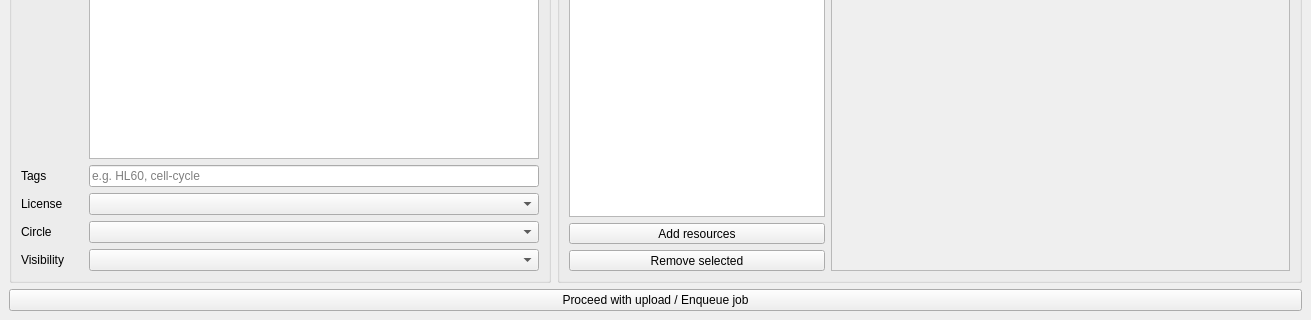
The window that dcoraid/gui/upload/dlg_upload.ui (DCOR-dev/DCOR-Aid) describes before a commit, drawn with Qt 5; both pictures show x 0 to 1311 and y 477 to 797 of the 1311 by 797 pixel window.
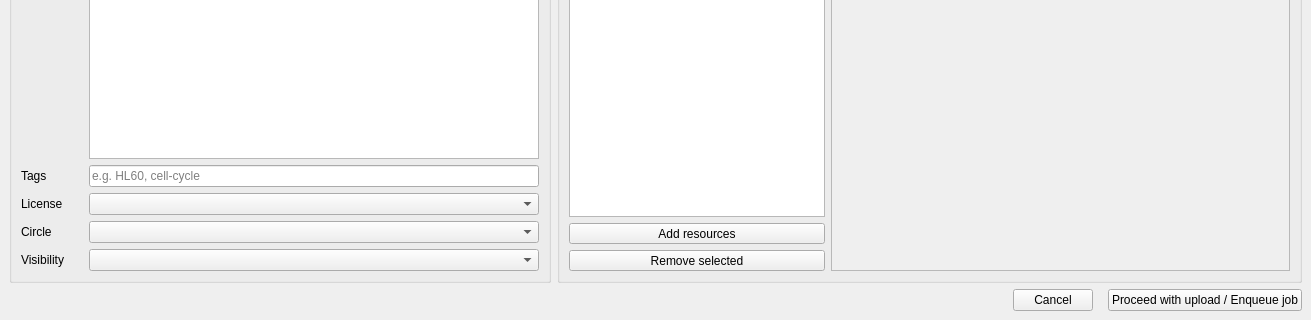
The same window after the commit. Custom widgets are drawn as their Qt base class.

What changed in the file:
```diff
--- a/dcoraid/gui/upload/dlg_upload.ui
+++ b/dcoraid/gui/upload/dlg_upload.ui
@@ -377,11 +377,41 @@
      </layout>
     </item>
     <item>
-     <widget class="QPushButton" name="pushButton_proceed">
-      <property name="text">
-       <string>Proceed with upload / Enqueue job</string>
+     <layout class="QHBoxLayout" name="horizontalLayout_3">
+      <property name="spacing">
+       <number>15</number>
       </property>
-     </widget>
+      <property name="bottomMargin">
+       <number>0</number>
+      </property>
+      <item>
+       <spacer name="horizontalSpacer">
+        <property name="orientation">
+         <enum>Qt::Horizontal</enum>
+        </property>
+        <property name="sizeHint" stdset="0">
+         <size>
+          <width>40</width>
+          <height>20</height>
+         </size>
+        </property>
+       </spacer>
+      </item>
+      <item>
+       <widget class="QPushButton" name="pushButton_cancel">
+        <property name="text">
+         <string>Cancel</string>
+        </property>
+       </widget>
+      </item>
+      <item>
+       <widget class="QPushButton" name="pushButton_proceed">
+        <property name="text">
+         <string>Proceed with upload / Enqueue job</string>
+        </property>
+       </widget>
+      </item>
+     </layout>
     </item>
    </layout>
   </widget>
```
Left out of the diff: 21 changed lines with no effect on the pictures.
